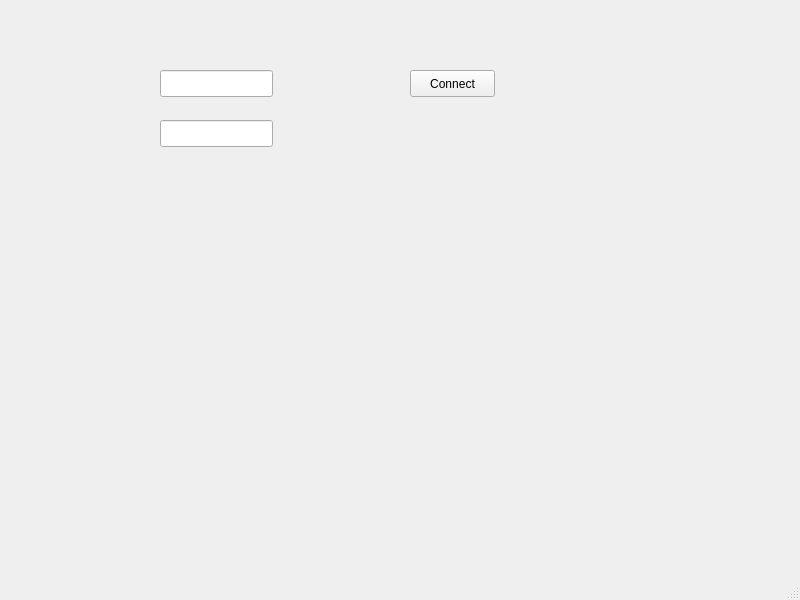
Above: src/radioui/connectdialog.ui from rsalinas/ecoradio before the change. Below: the same form after it.
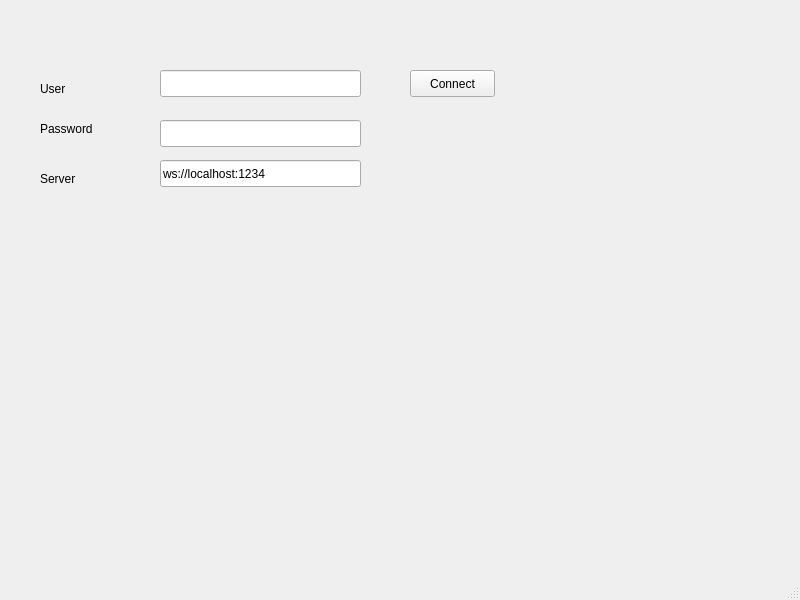
That is the form after the change.

The edit to the form file:
```diff
--- a/src/radioui/connectdialog.ui
+++ b/src/radioui/connectdialog.ui
@@ -19,7 +19,7 @@
      <rect>
       <x>160</x>
       <y>70</y>
-      <width>113</width>
+      <width>201</width>
       <height>27</height>
      </rect>
     </property>
@@ -29,7 +29,7 @@
      <rect>
       <x>160</x>
       <y>120</y>
-      <width>113</width>
+      <width>201</width>
       <height>27</height>
      </rect>
     </property>
@@ -47,6 +47,58 @@
      <string>Connect</string>
     </property>
    </widget>
+   <widget class="QLabel" name="label">
+    <property name="geometry">
+     <rect>
+      <x>40</x>
+      <y>80</y>
+      <width>59</width>
+      <height>17</height>
+     </rect>
+    </property>
+    <property name="text">
+     <string>User</string>
+    </property>
+   </widget>
+   <widget class="QLabel" name="label_2">
+    <property name="geometry">
+     <rect>
+      <x>40</x>
+      <y>120</y>
+      <width>59</width>
+      <height>17</height>
+     </rect>
+    </property>
+    <property name="text">
+     <string>Password</string>
+    </property>
+   </widget>
+   <widget class="QLabel" name="label_3">
+    <property name="geometry">
+     <rect>
+      <x>40</x>
+      <y>170</y>
+      <width>59</width>
+      <height>17</height>
+     </rect>
+    </property>
+    <property name="text">
+     <string>Server</string>
+    </property>
+   </widget>
+   <widget class="QLineEdit" name="urlEdit">
+    <property name="geometry">
+     <rect>
+      <x>160</x>
+      <y>160</y>
+      <width>201</width>
+      <height>27</height>
+     </rect>
+    </property>
+    <property name="text">
+     <string>ws://localhost:1234</string>
+    </property>
+   </widget>
   </widget>
   <widget class="QMenuBar" name="menubar">
    <property name="geometry">
```
